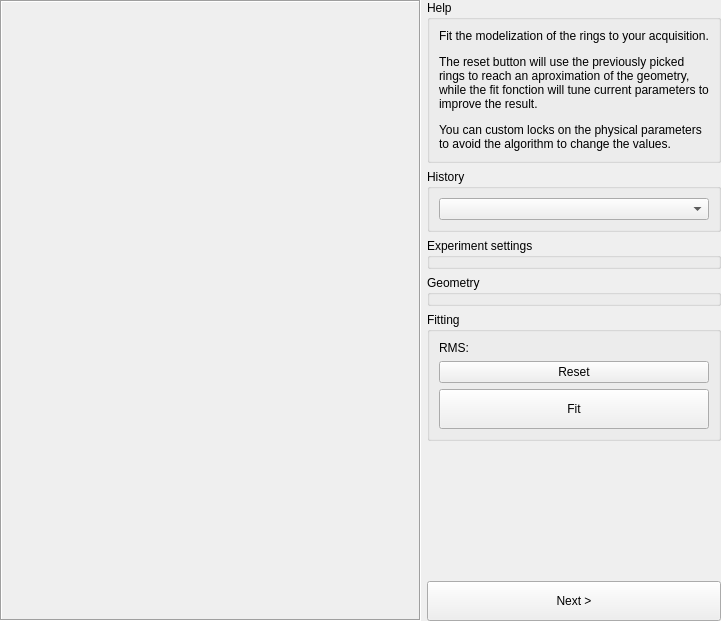
This is pyFAI/resources/gui/calibration-geometry.ui in silx-kit/pyFAI as Qt 5 draws it before an edit. The edited form follows.
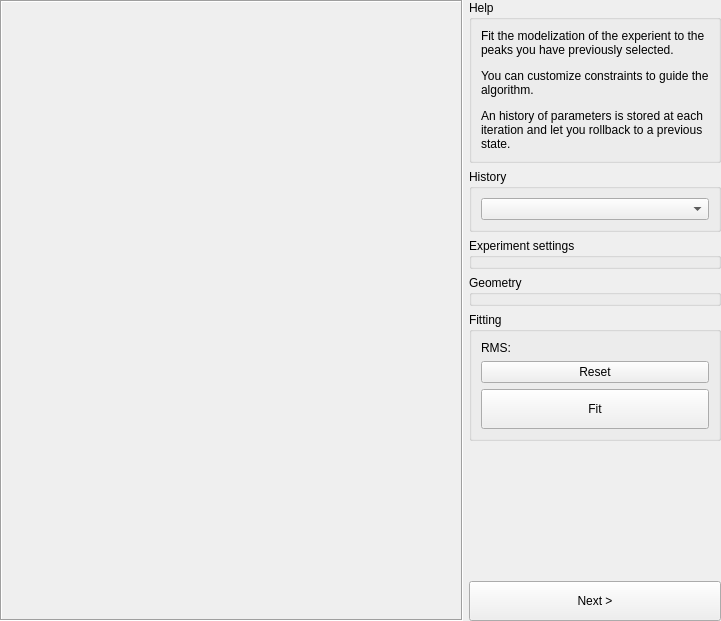
This is the edited form. Custom widgets are drawn as their Qt base class.

Commit message: Rewrite GUI task labels

```diff
--- a/pyFAI/resources/gui/calibration-geometry.ui
+++ b/pyFAI/resources/gui/calibration-geometry.ui
@@ -51,7 +51,7 @@
          <item>
           <widget class="QLabel" name="label_48">
            <property name="text">
-            <string>&lt;html&gt;&lt;head/&gt;&lt;body&gt;&lt;p&gt;Fit the modelization of the rings to your acquisition.&lt;/p&gt;&lt;p&gt;The reset button will use the previously picked rings to reach an aproximation of the geometry, while the fit fonction will tune current parameters to improve the result.&lt;/p&gt;&lt;p&gt;You can custom locks on the physical parameters to avoid the algorithm to change the values.&lt;/p&gt;&lt;/body&gt;&lt;/html&gt;</string>
+            <string>&lt;html&gt;&lt;head/&gt;&lt;body&gt;&lt;p&gt;Fit the modelization of the experient to the peaks you have previously selected.&lt;/p&gt;&lt;p&gt;You can customize constraints to guide the algorithm.&lt;/p&gt;&lt;p&gt;An history of parameters is stored at each iteration and let you rollback to a previous state.&lt;/p&gt;&lt;/body&gt;&lt;/html&gt;</string>
            </property>
            <property name="wordWrap">
             <bool>true</bool>
```
The commit also changes 1 other file.
